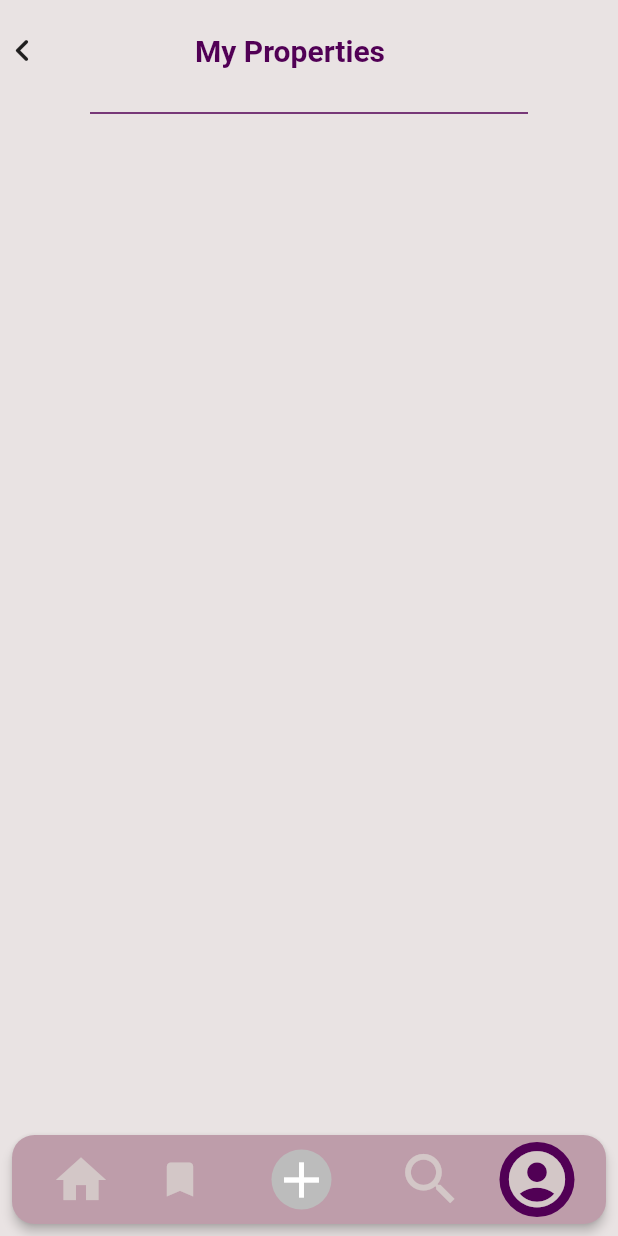
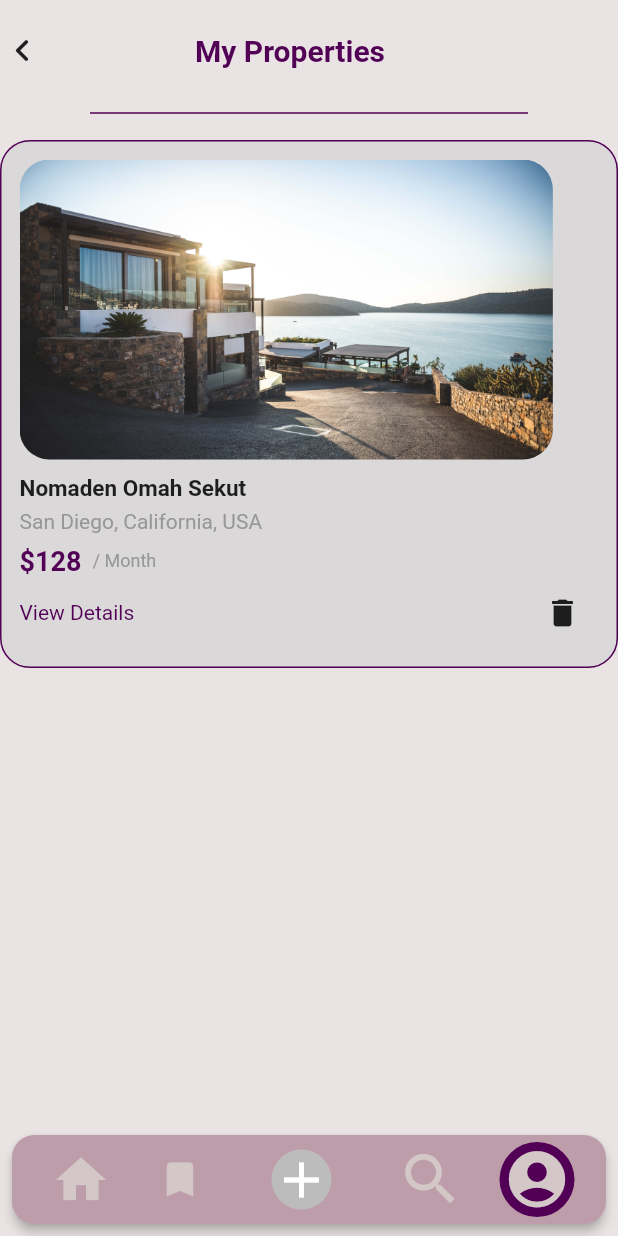
Before and after one commit to JohnNixon6972/Property_app, a Flutter app: the myProperties screen opened by its route, on a phone screen of 412 x 824 dp. Run offline on Flutter 3.47's test engine with Material 2 defaults, Android fonts, the phone set to English and light mode, and no system bars; drawn by our look-alikes of avatar_glow; our stand-ins replace cached_network_image, cloud_firestore, dotted_border, file_picker, firebase_auth, firebase_core and 8 more; missing offline and left inert: email_auth, emojis, flutter_logs; accounts and stored records are empty.

Commit message:
Some changes unknown

```diff
--- a/lib/screens/myProperties.dart
+++ b/lib/screens/myProperties.dart
@@ -67,7 +67,7 @@ class myProperties extends StatelessWidget {
                 // shrinkWrap: true,
                 physics: BouncingScrollPhysics(),
                 scrollDirection: Axis.vertical,
-                // children:
+                children:[myProperty()]
               ),
             ),
             BottomPageNavigationBar(
```
